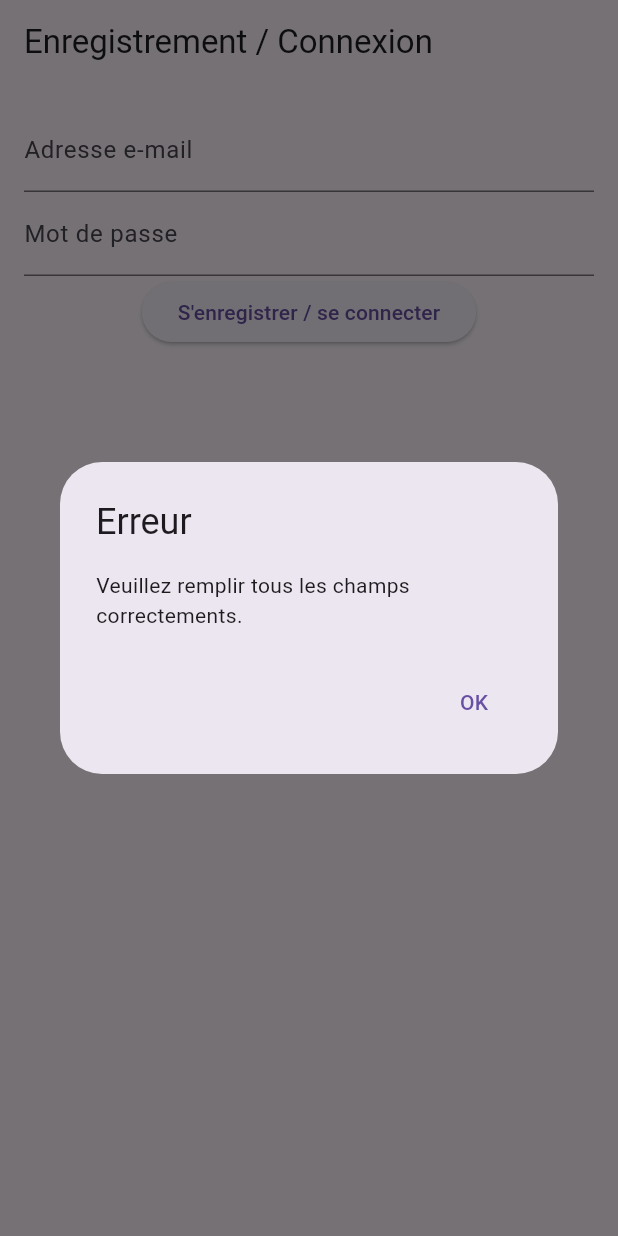
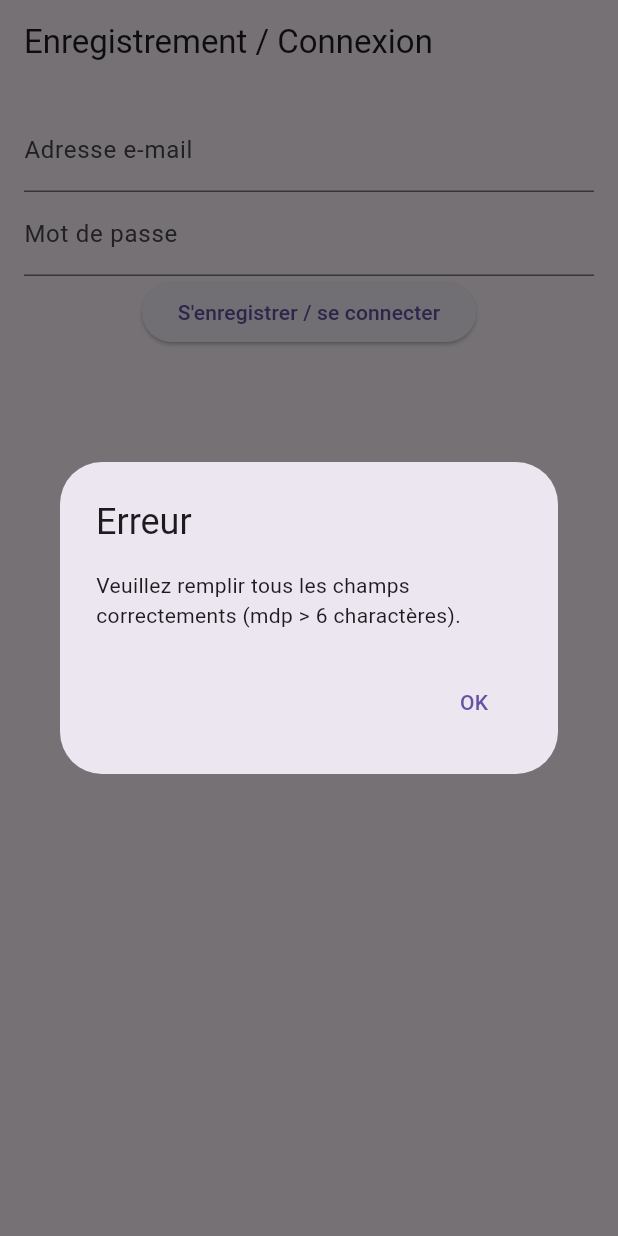
Before and after one commit to GregSourget/CuistoLoco, a Flutter app: the screen it shows after launch, after a tap on an icon or button, on a phone screen of 412 x 824 dp. Run offline on Flutter 3.47's test engine with Material 3 defaults, Android fonts, the light colour scheme and no system bars; our stand-ins replace flutter_dotenv, supabase_flutter; missing offline and left inert: twilio_flutter; accounts and stored records are empty.

Commit message:
verif mdp

```diff
--- a/lib/register.dart
+++ b/lib/register.dart
@@ -15,7 +15,7 @@ class _RegisterScreenState extends State<RegisterScreen> {
     String password = _passwordController.text;
 
     // Vous pouvez ajouter une validation ici pour vérifier que l'email et le mot de passe sont valides
-    if (email.isNotEmpty && password.isNotEmpty && isValidEmail(email)) {
+    if (email.isNotEmpty && isValidEmail(email) && password.isNotEmpty  && isValidPassword(password)) {
     // Naviguer vers l'écran d'authentification
     Navigator.push(
       context,
@@ -29,7 +29,7 @@ class _RegisterScreenState extends State<RegisterScreen> {
         context: context,
         builder: (context) => AlertDialog(
           title: Text('Erreur'),
-          content: Text('Veuillez remplir tous les champs correctements.'),
+          content: Text('Veuillez remplir tous les champs correctements (mdp > 6 charactères).'),
           actions: [
             TextButton(
               onPressed: () => Navigator.of(context).pop(),
@@ -47,6 +47,11 @@ class _RegisterScreenState extends State<RegisterScreen> {
       r'^[a-zA-Z0-9._%+-]+@[a-zA-Z0-9.-]+\.[a-zA-Z]{2,}$',
     );
     return emailRegExp.hasMatch(email);
+  }
+
+  bool isValidPassword(String password) {
+    // Vérifie que le mot de passe a au moins 6 caractères
+    return password.length >= 6;
   }
 
   @override
```
Also changed, not shown: lib/auth_screen.dart (+5 -5 lines).
